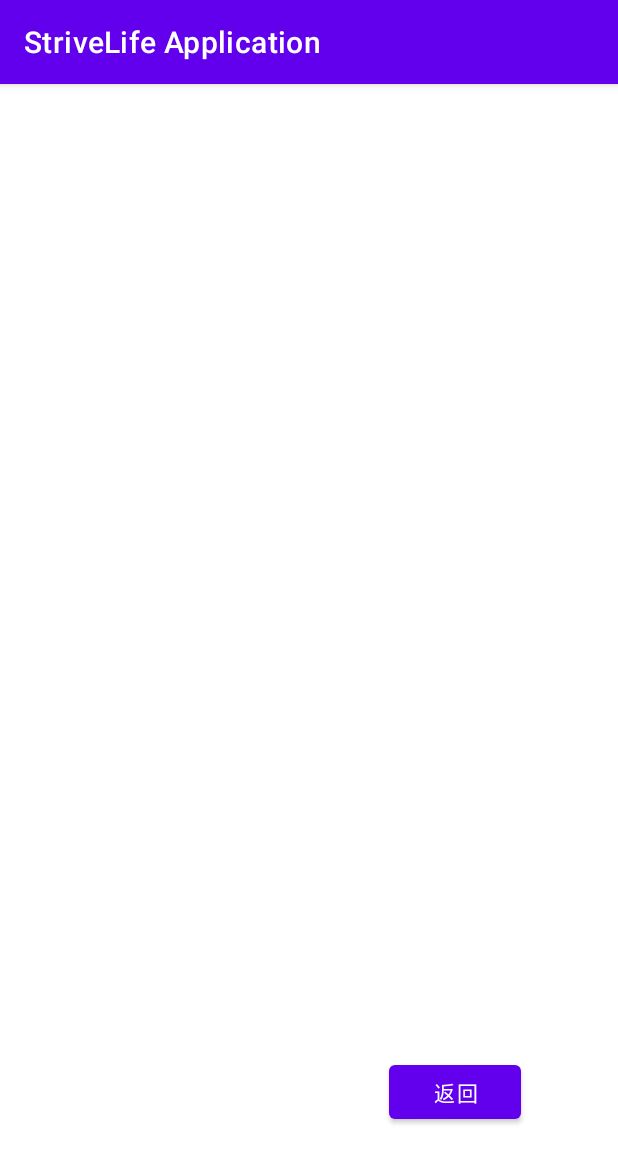
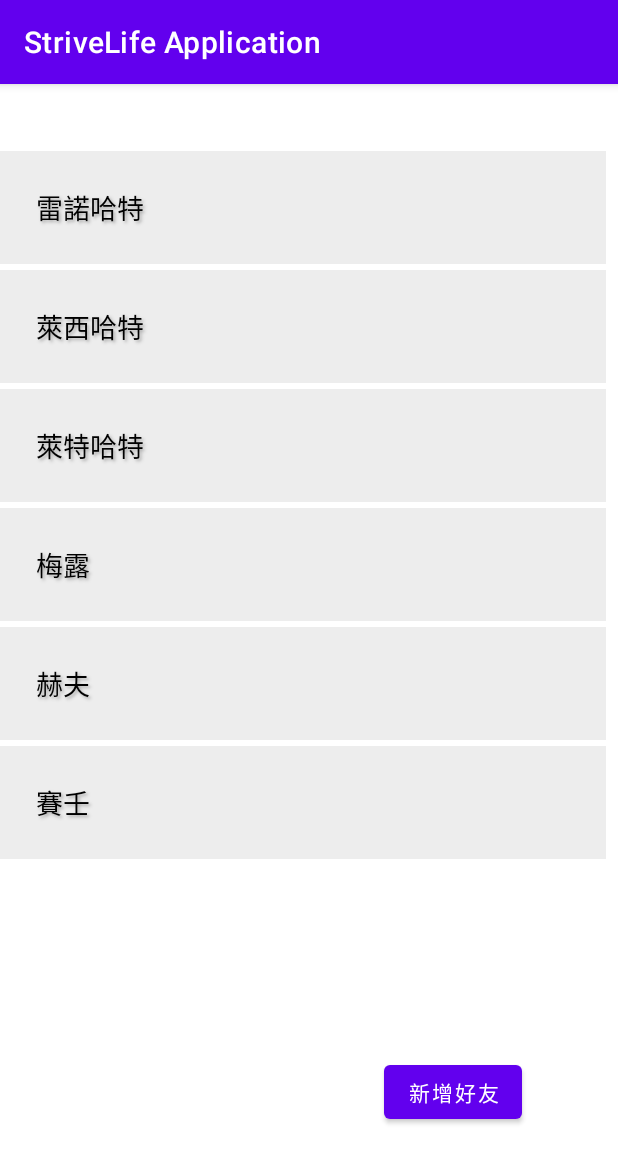
Before and after one commit to heavenrain/StriveLife, an Android app: the ContestDetailActivity screen opened directly, with no data from a screen before it, on a phone screen of 412 x 824 dp. Shown: the top 1163 px of the screen. Run offline under Robolectric (Android 15) with nearby library versions, the phone set to English and light mode, and no system bars.

Commit message:
new challenger function done

```diff
--- a/app/src/main/java/com/example/strivelifeapplication/ContestDetailActivity.java
+++ b/app/src/main/java/com/example/strivelifeapplication/ContestDetailActivity.java
@@ -1,11 +1,21 @@
 package com.example.strivelifeapplication;
 
+import android.content.DialogInterface;
 import android.os.Bundle;
 import android.view.View;
 import android.widget.Button;
+import android.widget.EditText;
 import android.widget.TextView;
 
+import androidx.appcompat.app.AlertDialog;
 import androidx.appcompat.app.AppCompatActivity;
+import androidx.recyclerview.widget.LinearLayoutManager;
+import androidx.recyclerview.widget.RecyclerView;
+
+import com.example.strivelifeapplication.ui.notifications.MyAdapter;
+
+import java.util.ArrayList;
+import java.util.List;
 
 public class ContestDetailActivity extends AppCompatActivity {
 
@@ -21,13 +31,76 @@ public class ContestDetailActivity extends AppCompatActivity {
         String title = getIntent().getStringExtra("title");
         titleTextView.setText(title);
 
+        // 声明并初始化RecyclerView
+        RecyclerView recyclerView = findViewById(R.id.recyclerView_player);
+
+        List<String> dataList = generateDataList();
+
+        // 创建并设置适配器
+        MyAdapter adapter = new MyAdapter(dataList); // 假设dataList是您的人名数据列表
+        recyclerView.setAdapter(adapter);
+
+        // 设置布局管理器
+        RecyclerView.LayoutManager layoutManager = new LinearLayoutManager(this);
+        recyclerView.setLayoutManager(layoutManager);
+
         // 设置返回按钮的点击事件
-        Button backButton = findViewById(R.id.button_back);
+        Button backButton = findViewById(R.id.button_new_player);
         backButton.setOnClickListener(new View.OnClickListener() {
             @Override
             public void onClick(View v) {
-                finish();
+                AlertDialog.Builder builder = new AlertDialog.Builder(ContestDetailActivity.this);
+                builder.setTitle("输入好友名稱1");
+
+                // 创建一个 EditText 作为对话框的内容
+                final EditText inputEditText = new EditText(ContestDetailActivity.this);
+                builder.setView(inputEditText);
+
+                // 添加确认按钮
+                builder.setPositiveButton("确认", new DialogInterface.OnClickListener() {
+                    @Override
+                    public void onClick(DialogInterface dialog, int which) {
+                        String userInput = inputEditText.getText().toString();
+                        // 调用后端 API 建立ATTDENCE
+
+
+                        // 新增好友到比賽中(IF條件為如果建立成功)
+                        if(true) {
+                            dataList.add(userInput);
+                            adapter.updateData(dataList);
+                        }
+                    }
+                });
+
+                // 添加取消按钮
+                builder.setNegativeButton("取消", new DialogInterface.OnClickListener() {
+                    @Override
+                    public void onClick(DialogInterface dialog, int which) {
+                        dialog.cancel(); // 取消对话框
+                    }
+                });
+
+                // 创建并显示对话框
+                AlertDialog dialog = builder.create();
+                dialog.show();
+
+
             }
         });
     }
+
+
+    // 要求後端生成參與比賽玩家数据列表的方法
+    private List<String> generateDataList() {
+        List<String> dataList = new ArrayList<>();
+        // 添加数据项到列表中
+        dataList.add("雷諾哈特");
+        dataList.add("萊西哈特");
+        dataList.add("萊特哈特");
+        dataList.add("梅露");
+        dataList.add("赫夫");
+        dataList.add("賽壬");
+        return dataList;
+    }
+
 }
--- a/app/src/main/java/com/example/strivelifeapplication/ui/notifications/MyAdapter.java
+++ b/app/src/main/java/com/example/strivelifeapplication/ui/notifications/MyAdapter.java
@@ -12,7 +12,7 @@ import com.example.strivelifeapplication.R;
 
 import java.util.List;
 
-// 顯示比賽列表
+// 顯示列表
 public class MyAdapter extends RecyclerView.Adapter<MyAdapter.ViewHolder> {
     private List<String> dataList;
 
@@ -49,4 +49,11 @@ public class MyAdapter extends RecyclerView.Adapter<MyAdapter.ViewHolder> {
             textView.setText(data);
         }
     }
+
+    public void updateData(List<String> newData) {
+//        dataList.clear(); // 清空原有数据
+//        dataList.addAll(newData); // 添加新数据
+        notifyDataSetChanged(); // 通知适配器数据已更新
+    }
+
 }
--- a/app/src/main/res/layout/contest_detail.xml
+++ b/app/src/main/res/layout/contest_detail.xml
@@ -14,6 +14,7 @@
             android:id="@+id/textView_contest_name"
             android:layout_width="wrap_content"
             android:layout_height="wrap_content"
+            android:textSize="30sp"
             style="@style/MinimalisticStyle"/>
 
         <androidx.recyclerview.widget.RecyclerView
@@ -24,10 +25,10 @@
     </LinearLayout>
 
     <Button
-        android:id="@+id/button_back"
+        android:id="@+id/button_new_player"
         android:layout_width="wrap_content"
         android:layout_height="wrap_content"
-        android:text="返回"
+        android:text="新增好友"
         android:visibility="visible"
         app:layout_constraintBottom_toBottomOf="parent"
         app:layout_constraintEnd_toEndOf="parent"
@@ -36,8 +37,8 @@
         app:layout_constraintStart_toStartOf="parent"
         app:layout_constraintTop_toTopOf="parent"
         app:layout_constraintVertical_bias="0.9"
-        app:layout_constraintWidth_percent="0.2"
-        android:onClick="onBackPressed" />
+        app:layout_constraintWidth_percent="0.2"/>
+<!--        android:onClick="onBackPressed" />-->
 
 
 </androidx.constraintlayout.widget.ConstraintLayout>
```
Also changed, not shown: app/src/main/java/com/example/strivelifeapplication/ui/notifications/NotificationsFragment.java (+11 -12 lines).
